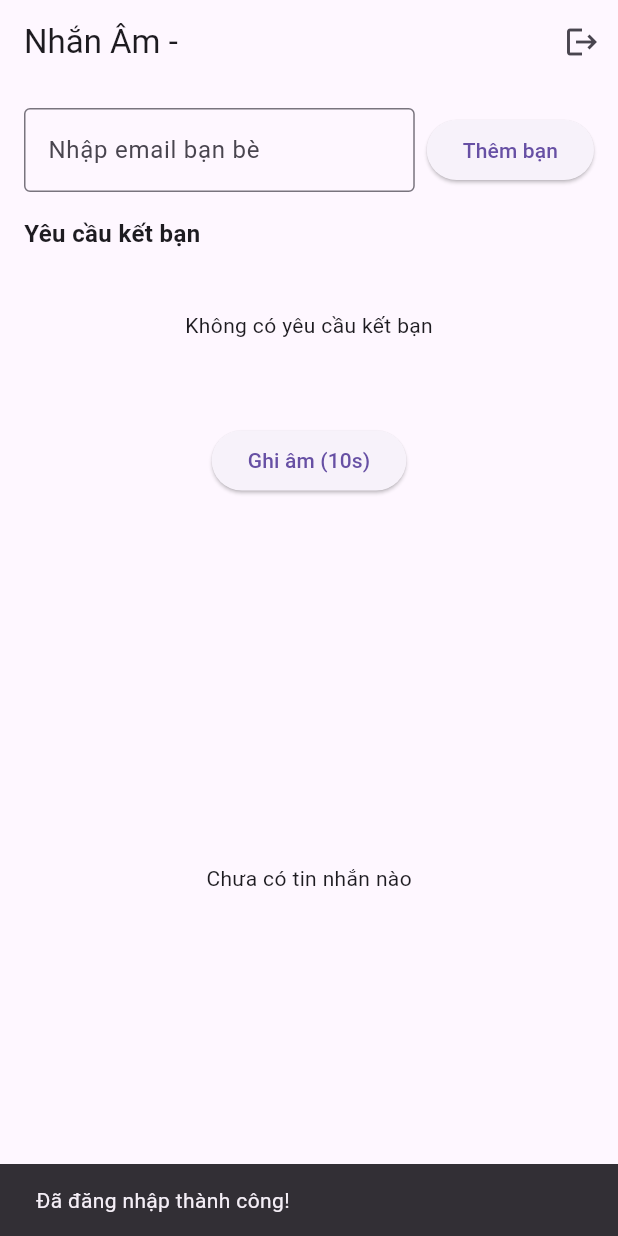
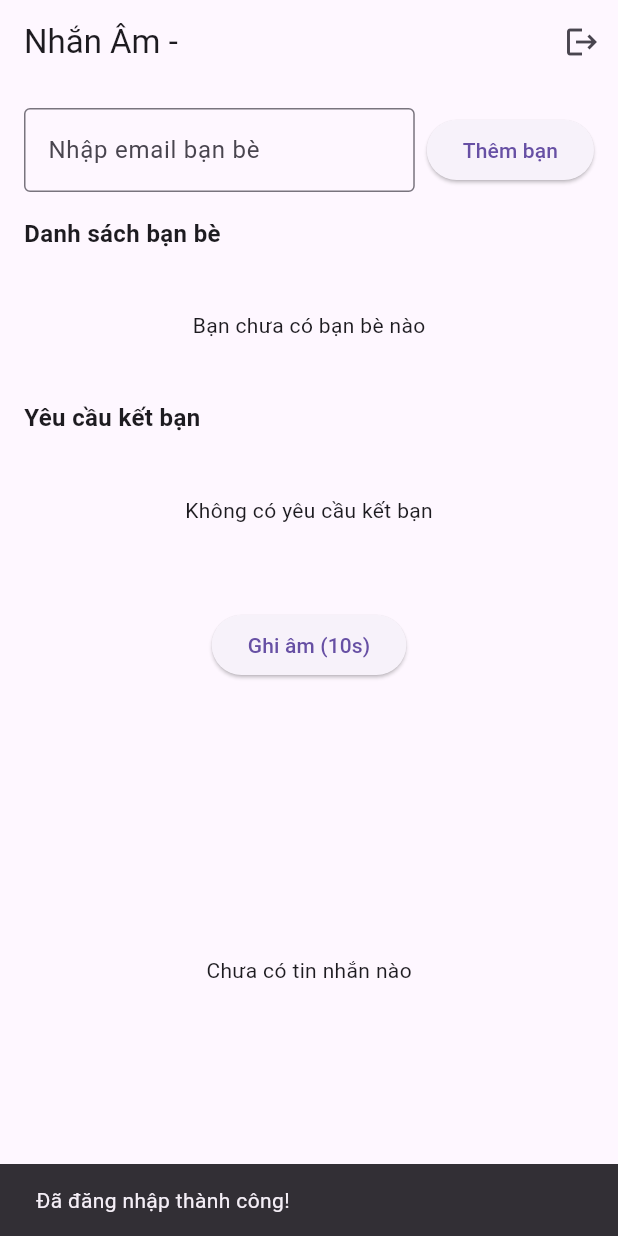
Before and after one commit to Vantoan252003/Voicer, a Flutter app: the screen it shows once a user with an empty profile is signed in, on a phone screen of 412 x 824 dp. Run offline on Flutter 3.47's test engine with Material 3 defaults, Android fonts, the phone set to English and light mode, and no system bars; our stand-ins replace cloud_firestore, firebase_auth, firebase_core, firebase_storage, google_sign_in, permission_handler and 1 more; missing offline and left inert: flutter_sound; accounts and stored records are empty.

Commit message:
ok hết

```diff
--- a/lib/voice.dart
+++ b/lib/voice.dart
@@ -6,6 +6,7 @@ import 'package:firebase_auth/firebase_auth.dart';
 import 'package:google_sign_in/google_sign_in.dart';
 import 'package:firebase_storage/firebase_storage.dart';
 import 'package:cloud_firestore/cloud_firestore.dart';
+import 'package:rxdart/rxdart.dart';
 import 'dart:io';
 
 class VoiceScreen extends StatefulWidget {
@@ -162,12 +163,19 @@ class _VoiceScreenState extends State<VoiceScreen> {
       context: context,
       builder: (context) => AlertDialog(
         title: Text("Gửi cho ai?"),
-        content: StreamBuilder<QuerySnapshot>(
-          stream: _firestore
-              .collection('friendships')
-              .where('user1', isEqualTo: widget.user.uid)
-              .where('status', isEqualTo: 'accepted')
-              .snapshots(),
+        content: StreamBuilder<List<QuerySnapshot>>(
+          stream: CombineLatestStream.list([
+            _firestore
+                .collection('friendships')
+                .where('user1', isEqualTo: widget.user.uid)
+                .where('status', isEqualTo: 'accepted')
+                .snapshots(),
+            _firestore
+                .collection('friendships')
+                .where('user2', isEqualTo: widget.user.uid)
+                .where('status', isEqualTo: 'accepted')
+                .snapshots(),
+          ]),
           builder: (context, snapshot) {
             if (snapshot.hasError) {
               return Text("Lỗi: ${snapshot.error}");
@@ -175,11 +183,22 @@ class _VoiceScreenState extends State<VoiceScreen> {
             if (!snapshot.hasData) {
               return Center(child: CircularProgressIndicator());
             }
-            List<DocumentSnapshot> docs = snapshot.data!.docs;
+
+            List<DocumentSnapshot> docs = [];
+            for (var querySnapshot in snapshot.data!) {
+              docs.addAll(querySnapshot.docs);
+            }
+
+            if (docs.isEmpty) {
+              return Text("Bạn chưa có bạn bè nào!");
+            }
+
             return SingleChildScrollView(
               child: Column(
                 children: docs.map((doc) {
-                  String friendId = doc['user2'];
+                  String friendId = doc['user1'] == widget.user.uid
+                      ? doc['user2']
+                      : doc['user1'];
                   return FutureBuilder<DocumentSnapshot>(
                     future: _firestore.collection('users').doc(friendId).get(),
                     builder: (context, userSnapshot) {
@@ -311,6 +330,73 @@ class _VoiceScreenState extends State<VoiceScreen> {
               ],
             ),
           ),
+          // Phần hiển thị danh sách bạn bè
+          Padding(
+            padding: EdgeInsets.symmetric(horizontal: 16.0),
+            child: Align(
+              alignment: Alignment.centerLeft,
+              child: Text(
+                "Danh sách bạn bè",
+                style: TextStyle(fontSize: 16, fontWeight: FontWeight.bold),
+              ),
+            ),
+          ),
+          SizedBox(
+            height: 100,
+            child: StreamBuilder<List<QuerySnapshot>>(
+              stream: CombineLatestStream.list([
+                _firestore
+                    .collection('friendships')
+                    .where('user1', isEqualTo: widget.user.uid)
+                    .where('status', isEqualTo: 'accepted')
+                    .snapshots(),
+                _firestore
+                    .collection('friendships')
+                    .where('user2', isEqualTo: widget.user.uid)
+                    .where('status', isEqualTo: 'accepted')
+                    .snapshots(),
+              ]),
+              builder: (context, snapshot) {
+                if (snapshot.hasError) {
+                  return Center(child: Text("Lỗi: ${snapshot.error}"));
+                }
+                if (!snapshot.hasData) {
+                  return Center(child: CircularProgressIndicator());
+                }
+
+                List<DocumentSnapshot> docs = [];
+                for (var querySnapshot in snapshot.data!) {
+                  docs.addAll(querySnapshot.docs);
+                }
+
+                if (docs.isEmpty) {
+                  return Center(child: Text("Bạn chưa có bạn bè nào"));
+                }
+
+                return ListView.builder(
+                  itemCount: docs.length,
+                  itemBuilder: (context, index) {
+                    var doc = docs[index];
+                    String friendId = doc['user1'] == widget.user.uid
+                        ? doc['user2']
+                        : doc['user1'];
+                    return FutureBuilder<DocumentSnapshot>(
+                      future: _firestore.collection('users').doc(friendId).get(),
+                      builder: (context, userSnapshot) {
+                        if (!userSnapshot.hasData) {
+                          return ListTile(title: Text("Đang tải..."));
+                        }
+                        var friendData = userSnapshot.data!.data() as Map<String, dynamic>;
+                        return ListTile(
+                          title: Text(friendData['displayName'] ?? 'Không tên'),
+                        );
+                      },
+                    );
+                  },
+                );
+              },
+            ),
+          ),
           // Phần hiển thị yêu cầu kết bạn
           Padding(
             padding: EdgeInsets.symmetric(horizontal: 16.0),
--- a/pubspec.yaml
+++ b/pubspec.yaml
@@ -53,6 +53,7 @@ dev_dependencies:
   google_sign_in: ^6.3.0
   firebase_storage: ^12.3.3
   cloud_firestore: ^5.4.4
+  rxdart: ^0.27.7
 
 # For information on the generic Dart part of this file, see the
 # following page: https://dart.dev/tools/pub/pubspec
```
Also changed, not shown: pubspec.lock.
